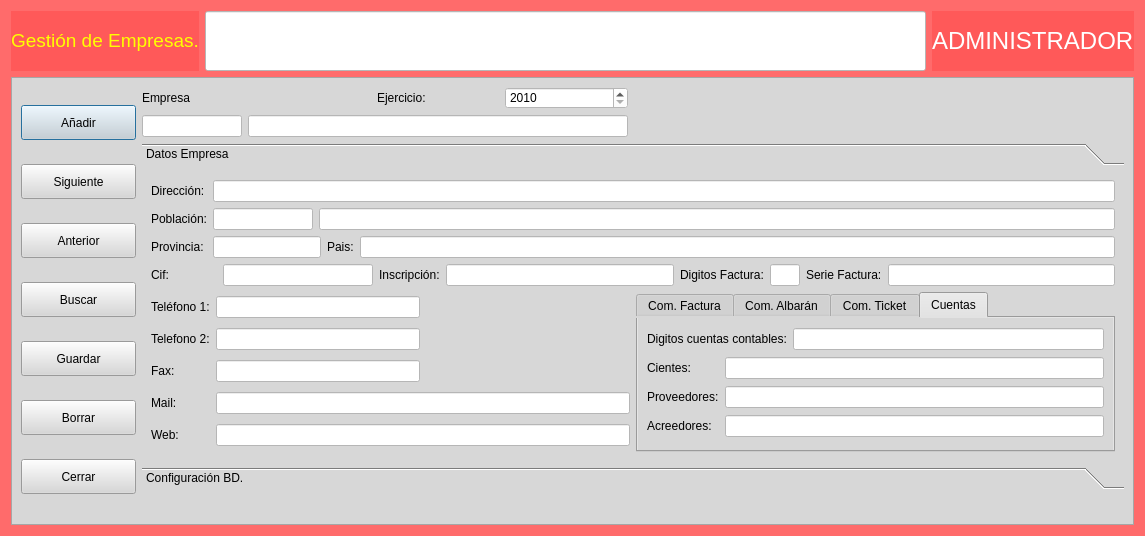
This is frmempresas.ui in arcnexus/RedFoX as Qt 5 draws it before an edit. The edited form follows.
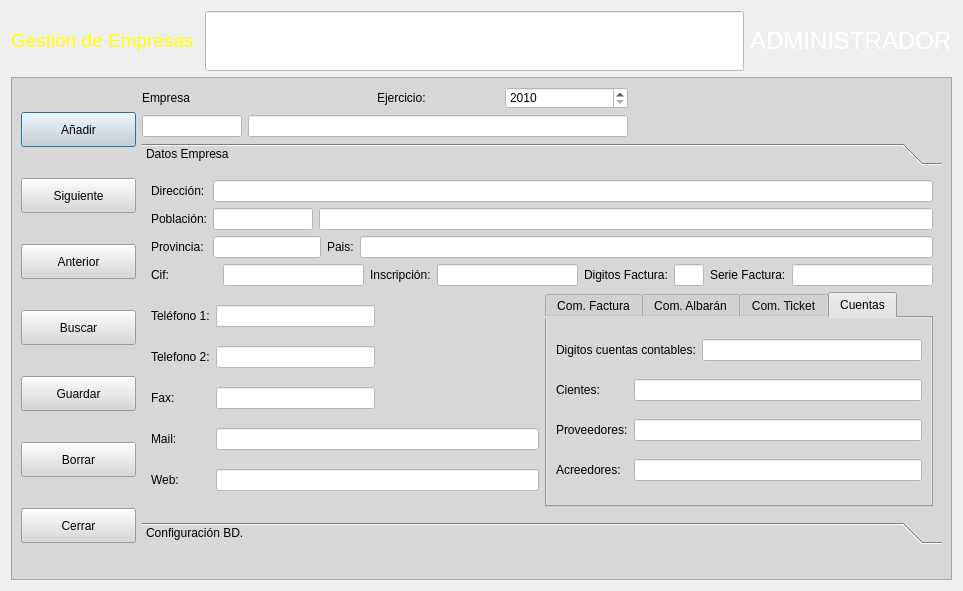
This is the edited form. The open tabs and pages were chosen to show the change. Icons and pictures are not drawn.

The edit to the form file:
```diff
--- a/frmempresas.ui
+++ b/frmempresas.ui
@@ -6,16 +6,13 @@
    <rect>
     <x>0</x>
     <y>0</y>
-    <width>1145</width>
-    <height>536</height>
+    <width>963</width>
+    <height>591</height>
    </rect>
   </property>
   <property name="windowTitle">
    <string>Dialog</string>
   </property>
-  <property name="styleSheet">
-   <string notr="true">background-color: rgba(255, 75, 75, 148);</string>
-  </property>
   <layout class="QGridLayout" name="gridLayout_2">
    <item row="0" column="0">
     <widget class="QLabel" name="label">
@@ -320,8 +317,8 @@
           <rect>
            <x>0</x>
            <y>0</y>
-           <width>992</width>
-           <height>306</height>
+           <width>802</width>
+           <height>351</height>
           </rect>
          </property>
          <attribute name="label">
```
Left out of the diff: 229 changed lines with no effect on the pictures.
